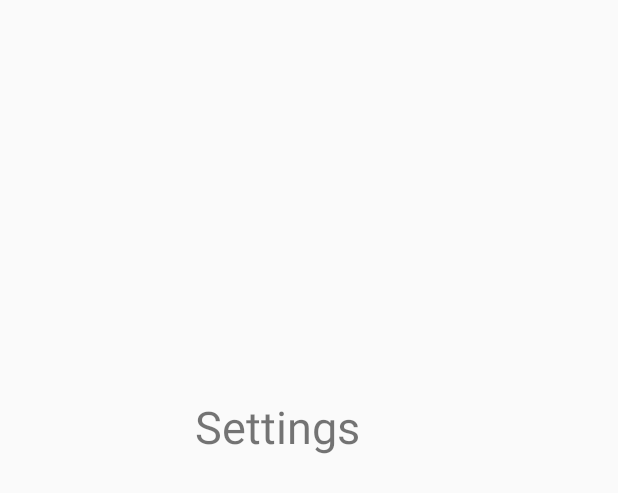
After one commit to romanjrdykyj/EdenAppBeta, an Android app: the layout fragment_settings.xml on its own in the app's theme, with its tools: preview values and no code run, on a phone screen of 412 x 824 dp. The commit adds this screen. Shown: the top 493 px of the screen. Run offline under Robolectric (Android 15) with nearby library versions, the phone set to English and light mode, and no system bars.

Commit message:
top menu zrobione
jest taki maly blad ze sie nie odznacza opcja w bottom nav

```diff
--- /dev/null
+++ b/app/src/main/java/com/example/edenappbeta/NotifiFragment.java
@@ -0,0 +1,6 @@
+package com.example.edenappbeta;
+
+import android.support.v4.app.Fragment;
+
+public class NotifiFragment extends Fragment {
+}
--- a/app/src/main/res/layout/activity_main.xml
+++ b/app/src/main/res/layout/activity_main.xml
@@ -13,6 +13,7 @@
         android:layout_height="match_parent"
         android:layout_above="@id/bottom_navigation"/>
 
+
     <android.support.design.widget.BottomNavigationView
         android:id="@+id/bottom_navigation"
         android:layout_width="match_parent"
--- /dev/null
+++ b/app/src/main/res/layout/fragment_settings.xml
@@ -0,0 +1,17 @@
+<?xml version="1.0" encoding="utf-8"?>
+<RelativeLayout xmlns:android="http://schemas.android.com/apk/res/android"
+    android:layout_width="match_parent"
+    android:layout_height="match_parent">
+
+    <TextView
+        android:id="@+id/textView"
+        android:layout_width="156dp"
+        android:layout_height="wrap_content"
+        android:layout_alignParentStart="true"
+        android:layout_alignParentTop="true"
+        android:layout_centerHorizontal="true"
+        android:layout_marginStart="130dp"
+        android:layout_marginTop="264dp"
+        android:text="Settings"
+        android:textSize="30dp" />
+</RelativeLayout>
--- a/app/src/main/res/menu/top_menu.xml
+++ b/app/src/main/res/menu/top_menu.xml
@@ -4,12 +4,12 @@
 
     <item android:id="@+id/notifi1"
         android:icon="@drawable/ic_notifi"
-        android:title="Notifi 1"
+        android:title="Notifi"
         app:showAsAction="ifRoom"/>
 
     <item android:id="@+id/settings1"
         android:icon="@drawable/ic_settings_black_24dp"
-        android:title="Settings 1"
+        android:title="Settings"
         app:showAsAction="ifRoom"/>
 
 
```
Also changed, not shown: app/src/main/java/com/example/edenappbeta/MainActivity.java (+24 -0 lines), app/src/main/java/com/example/edenappbeta/SettingsFragment.java (added, +19 -0 lines), app/src/main/res/layout/fragment_nitifi.xml (added, +17 -0 lines).
